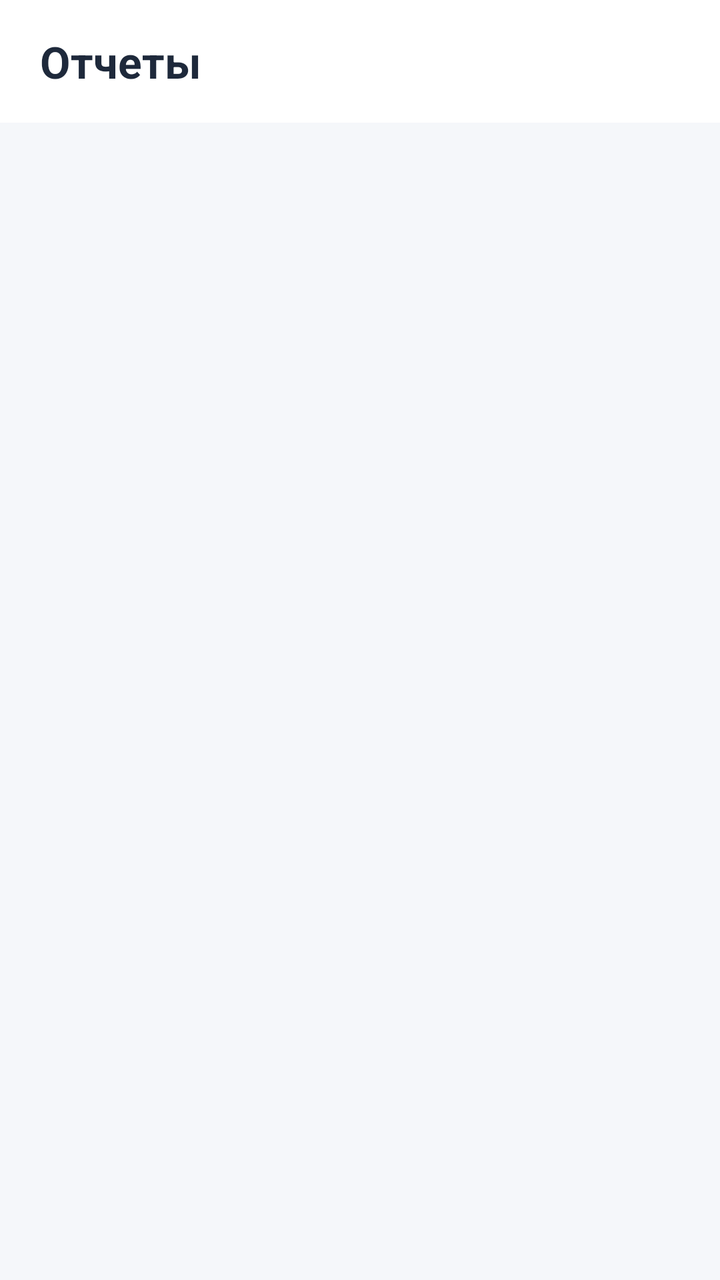
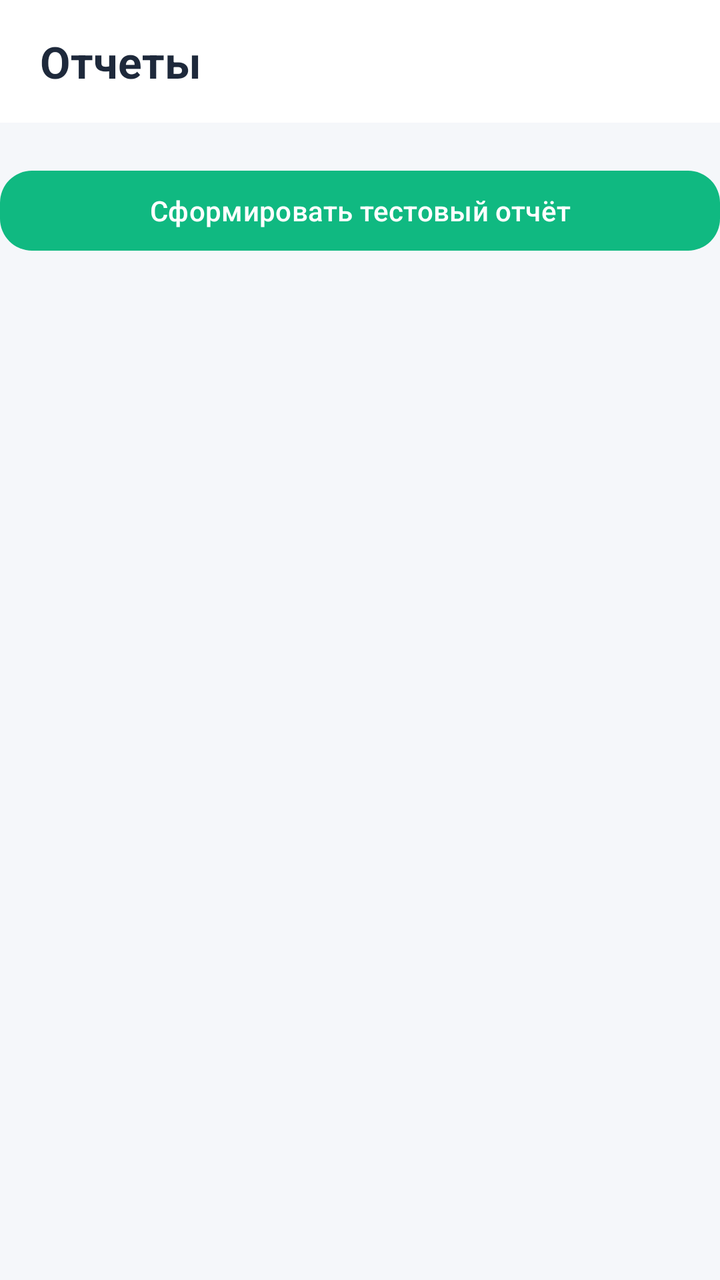

An Android layout rendered at two revisions. The XML below is the earlier revision; the diff shows what the commit changed to produce the second picture.
<!-- AndroidManifest.xml: application theme Theme.MrCWarehouse -->
<!-- res/layout/fragment_reports.xml -->
<?xml version="1.0" encoding="utf-8"?>
<LinearLayout xmlns:android="http://schemas.android.com/apk/res/android"
    xmlns:app="http://schemas.android.com/apk/res-auto"
    android:layout_width="match_parent"
    android:layout_height="match_parent"
    android:background="@color/bg_main"
    android:orientation="vertical">

    
    <LinearLayout
        android:layout_width="match_parent"
        android:layout_height="wrap_content"
        android:background="@color/bg_card"
        android:orientation="vertical"
        android:paddingHorizontal="20dp"
        android:paddingTop="16dp"
        android:paddingBottom="16dp">

        <TextView
            android:layout_width="wrap_content"
            android:layout_height="wrap_content"
            android:text="Отчеты"
            android:textColor="@color/text_primary"
            android:textSize="22sp"
            android:textStyle="bold" />

    </LinearLayout>

    

</LinearLayout>
<!-- resources referenced by this layout -->
<resources>
  <color name="bg_card">#FFFFFF</color>
  <color name="bg_main">#F5F7FA</color>
  <color name="text_primary">#1E293B</color>
  <style name="Theme.MrCWarehouse" parent="Theme.Material3.DayNight.NoActionBar">
          <item name="colorPrimary">@color/primary</item>
          <item name="colorPrimaryDark">@color/primary_dark</item>
          <item name="colorAccent">@color/primary</item>
          <item name="colorOnPrimary">@color/text_on_primary</item>
          <item name="colorSecondary">@color/secondary</item>
          <item name="colorOnSecondary">@color/white</item>
          <item name="colorSurface">@color/bg_card</item>
          <item name="colorOnSurface">@color/text_primary</item>
          <item name="android:statusBarColor">@color/primary_dark</item>
          <item name="android:navigationBarColor">@color/bg_nav</item>
          <item name="android:windowBackground">@color/bg_main</item>
          <item name="materialCardViewStyle">@style/CardView.Solid</item>
      </style>
  <color name="primary">#10B981</color>
  <color name="primary_dark">#059669</color>
  <color name="text_on_primary">#FFFFFF</color>
  <color name="secondary">#059669</color>
  <color name="white">#FFFFFF</color>
  <color name="bg_nav">#FFFFFF</color>
  <style name="CardView.Solid" parent="Widget.Material3.CardView.Filled">
          <item name="cardElevation">2dp</item>
          <item name="cardCornerRadius">16dp</item>
          <item name="cardBackgroundColor">@color/bg_card</item>
          <item name="strokeColor">@android:color/transparent</item>
          <item name="strokeWidth">0dp</item>
      </style>
</resources>

<!-- the commit's change to res/layout/fragment_reports.xml (unified diff, before → after) -->
@@ -26,6 +26,13 @@
 
     </LinearLayout>
 
-    
+<com.google.android.material.button.MaterialButton
+    android:id="@+id/btnGenerateTestReport"
+    android:layout_width="match_parent"
+    android:layout_height="wrap_content"
+    android:layout_marginTop="20dp"
+    android:text="Сформировать тестовый отчёт"
+    android:textAllCaps="false"
+    app:cornerRadius="16dp" />
 
 </LinearLayout>
